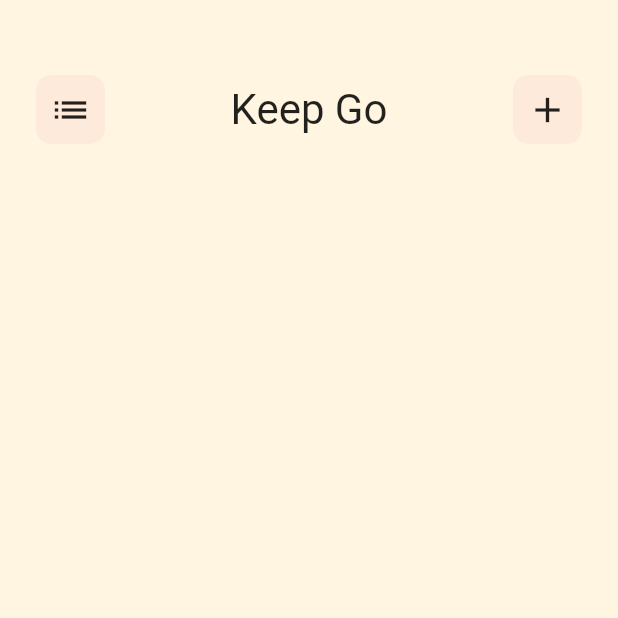
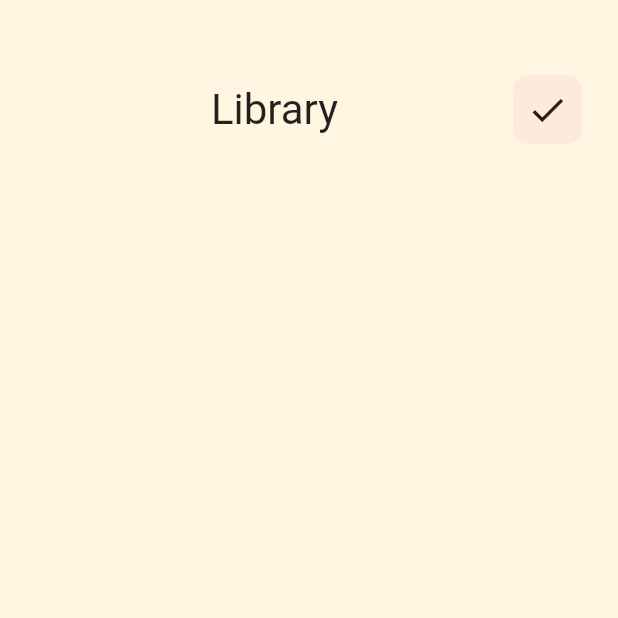
Before and after one commit to MohamedElDemerdashSelim/keep_go_app, a Flutter app: the LibraryView screen opened by its route, on a phone screen of 412 x 824 dp, the top half of it. Run offline on Flutter 3.47's test engine with Material 2 defaults, Android fonts, the phone set to English and light mode, and no system bars.

Commit message:
edite and create two views notes and library

```diff
--- /dev/null
+++ b/lib/views/widgets/custom_app_bar_library.dart
@@ -0,0 +1,33 @@
+import 'package:flutter/material.dart';
+import 'package:keep_go_app/views/library_view.dart';
+import 'package:keep_go_app/views/notes_view.dart';
+
+import 'custom_icon.dart';
+
+class CustomAppBarlibrary extends StatelessWidget {
+  const CustomAppBarlibrary({
+    super.key,
+  });
+
+  @override
+  Widget build(BuildContext context) {
+    return Row(
+      children: [
+        const Spacer(),
+        const Text(
+          'Library',
+          style: TextStyle(
+            fontSize: 28,
+          ),
+        ),
+        const Spacer(),
+        CustomIcon(
+          onPressed: () {
+            Navigator.pushNamed(context, NotesView.id);
+          },
+          icon: (Icons.check),
+        ),
+      ],
+    );
+  }
+}
--- a/lib/views/widgets/custom_icon.dart
+++ b/lib/views/widgets/custom_icon.dart
@@ -1,16 +1,15 @@
 import 'package:flutter/material.dart';
 
 class CustomIcon extends StatelessWidget {
-  const CustomIcon({Key? key, required this.icon, required this.onTap})
+  const CustomIcon({Key? key, required this.icon, required this.onPressed})
       : super(key: key);
 
   final IconData icon;
-  final void Function()? onTap;
+  final void Function()? onPressed;
 
   @override
   Widget build(BuildContext context) {
     return GestureDetector(
-      onTap: onTap,
       child: Container(
         height: 46,
         width: 46,
@@ -18,7 +17,7 @@ class CustomIcon extends StatelessWidget {
             color: Colors.pink.withOpacity(.05),
             borderRadius: BorderRadius.circular(10)),
         child: IconButton(
-          onPressed: () {},
+          onPressed: onPressed,
           icon: Icon(
             icon,
             size: 28,
--- a/lib/views/widgets/library_view_body.dart
+++ b/lib/views/widgets/library_view_body.dart
@@ -1,6 +1,8 @@
 import 'package:flutter/material.dart';
+import 'package:keep_go_app/views/library_view.dart';
 
-import 'custom_app_bar.dart';
+import 'custom_app_bar_library.dart';
+import 'custom_app_bar_notes.dart';
 
 class LibraryViewBody extends StatelessWidget {
   const LibraryViewBody({super.key});
@@ -14,7 +16,7 @@ class LibraryViewBody extends StatelessWidget {
           SizedBox(
             height: 50,
           ),
-          CustomAppBar(),
+          CustomAppBarlibrary(),
         ],
       ),
     );
--- a/lib/views/widgets/notes_view_body.dart
+++ b/lib/views/widgets/notes_view_body.dart
@@ -1,6 +1,7 @@
 import 'package:flutter/material.dart';
 
-import 'custom_app_bar.dart';
+import '../library_view.dart';
+import 'custom_app_bar_notes.dart';
 
 class NotesViewbody extends StatelessWidget {
   const NotesViewbody({super.key});
@@ -14,7 +15,7 @@ class NotesViewbody extends StatelessWidget {
           SizedBox(
             height: 50,
           ),
-          CustomAppBar(),
+          CustomAppBarnotes(),
         ],
       ),
     );
```
Also changed, not shown: lib/views/widgets/custom_app_bar_notes.dart (renamed from lib/views/widgets/custom_app_bar.dart, +9 -4 lines).
